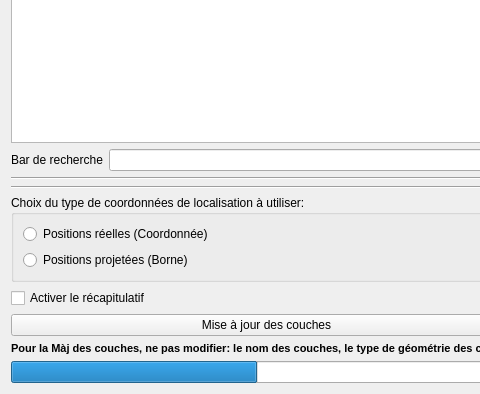
Above: couchdb_importer/couchdb_importer_dialog_base.ui from FranceDigues/SIRS-Digues-PluginQGis before the change; both pictures show x 0 to 480 and y 600 to 994 of the 1050 by 994 pixel window. Below: the same form after it.
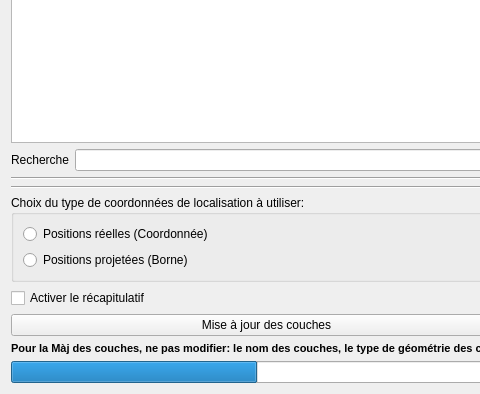
That is the form after the change.

Commit message: Evolution: Change label search bar

What changed in the file:
```diff
--- a/couchdb_importer/couchdb_importer_dialog_base.ui
+++ b/couchdb_importer/couchdb_importer_dialog_base.ui
@@ -261,7 +261,7 @@
      <item>
       <widget class="QLabel" name="label_3">
        <property name="text">
-        <string>Bar de recherche</string>
+        <string>Recherche</string>
        </property>
       </widget>
      </item>
```
